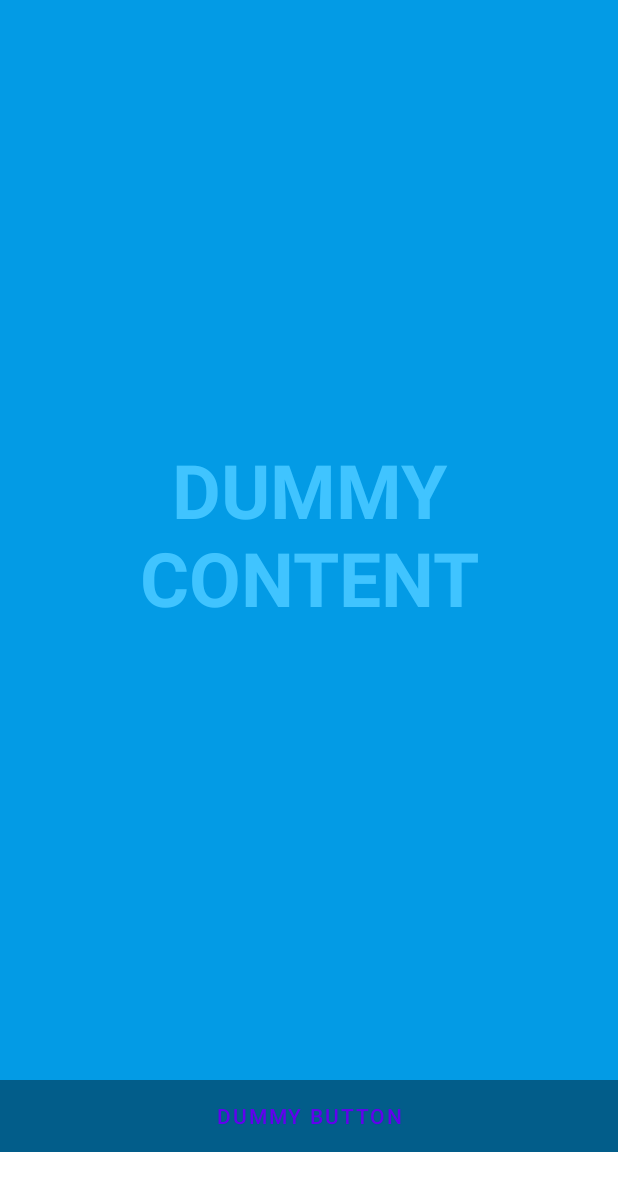
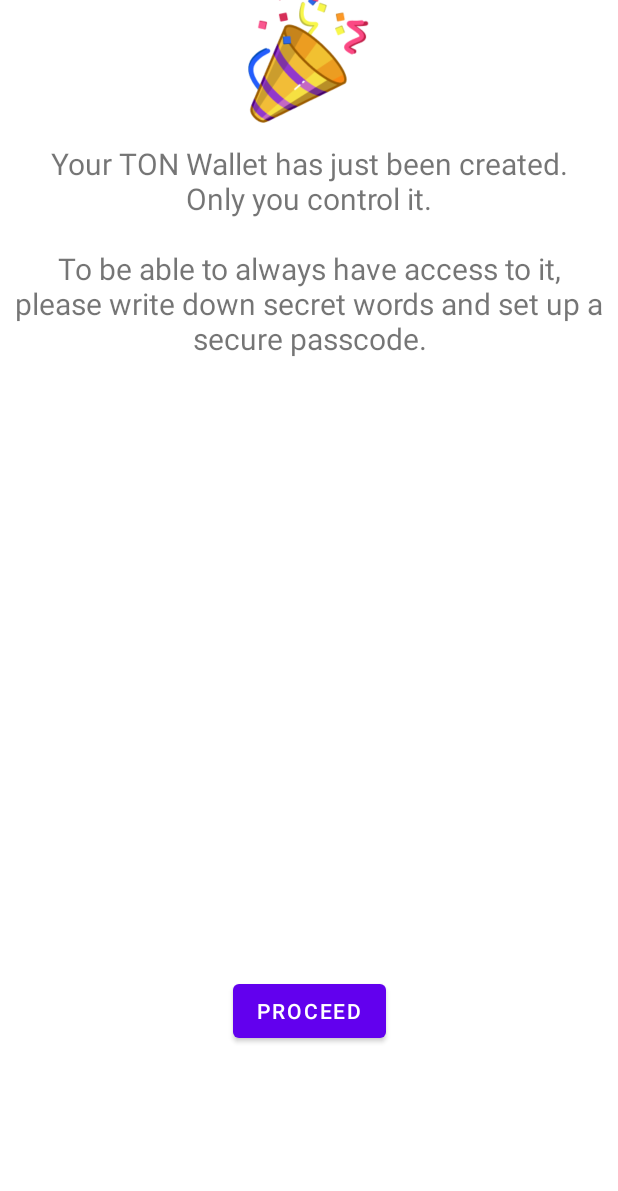
Before and after one commit to maxistar/tonwalletapp, an Android app: the StartWalletFragment screen opened directly, with no data from a screen before it, on a phone screen of 412 x 824 dp. Shown: the top 1191 px of the screen. Run offline under Robolectric (Android 15) with nearby library versions, the phone set to English and light mode, and no system bars.

Commit message:
format start wallet dialog, add confirmation dialog

```diff
--- a/app/src/main/java/com/example/tonwalletactivities/ui/create_wallet/CreateWalletFragment.kt
+++ b/app/src/main/java/com/example/tonwalletactivities/ui/create_wallet/CreateWalletFragment.kt
@@ -1,12 +1,17 @@
 package com.example.tonwalletactivities.ui.create_wallet
 
+import android.content.Context
+import android.content.DialogInterface
+import android.content.res.Resources
 import androidx.lifecycle.ViewModelProvider
 import android.os.Bundle
 import androidx.fragment.app.Fragment
 import android.view.LayoutInflater
 import android.view.View
 import android.view.ViewGroup
+import android.widget.Button
 import android.widget.TextView
+import androidx.appcompat.app.AlertDialog
 import com.example.tonwalletactivities.R
 
 class CreateWalletFragment : Fragment() {
@@ -85,7 +90,34 @@ class CreateWalletFragment : Fragment() {
             word23.text = words.get(23);
         }
 
+        val button = root.findViewById<Button>(R.id.button);
+
+        button.setOnClickListener {
+            showConfirmation(it.context)
+        }
+
         return root
     }
 
+    /**
+     * @throws NotFoundException
+     */
+    @Throws(Resources.NotFoundException::class)
+    private fun showConfirmation(context: Context) {
+        AlertDialog.Builder(context)
+            .setTitle(getResources().getString(R.string.create_wallet_confirmation_title))
+            .setMessage(
+                getResources().getString(R.string.create_wallet_confirmation_text)
+            )
+            .setPositiveButton(
+                getResources().getString(R.string.create_wallet_confirmation_skip_button),
+                DialogInterface.OnClickListener { dialog, which ->
+                    //Do Something Here
+                })
+            .setNegativeButton(
+                getResources().getString(R.string.create_wallet_confirmation_ok_sorry_button),
+                DialogInterface.OnClickListener { dialog, which ->
+                    //Do Something Here
+                }).show()
+    }
 }
--- a/app/src/main/java/com/example/tonwalletactivities/ui/create_wallet/StartWalletFragment.kt
+++ b/app/src/main/java/com/example/tonwalletactivities/ui/create_wallet/StartWalletFragment.kt
@@ -85,7 +85,7 @@ class StartWalletFragment : Fragment() {
         val root = inflater.inflate(R.layout.fragment_start_wallet, container, false)
 
 
-        val button = root.findViewById<Button>(R.id.dummy_button);
+        val button = root.findViewById<Button>(R.id.button);
 
         button.setOnClickListener { gotoNextFragment() }
 
--- a/app/src/main/res/layout/fragment_start_wallet.xml
+++ b/app/src/main/res/layout/fragment_start_wallet.xml
@@ -1,51 +1,66 @@
 <?xml version="1.0" encoding="utf-8"?>
-<FrameLayout xmlns:android="http://schemas.android.com/apk/res/android"
+<androidx.constraintlayout.widget.ConstraintLayout xmlns:android="http://schemas.android.com/apk/res/android"
+    xmlns:app="http://schemas.android.com/apk/res-auto"
     xmlns:tools="http://schemas.android.com/tools"
     android:layout_width="match_parent"
     android:layout_height="match_parent"
-    android:background="?attr/fullscreenBackgroundColor"
-    android:theme="@style/ThemeOverlay.TonWalletActivities.FullscreenContainer"
-    tools:context=".ui.create_wallet.StartWalletFragment">
+    tools:context=".ui.home.HomeFragment">
 
-    <!-- The primary full-screen view. This can be replaced with whatever view
-         is needed to present your content, e.g. VideoView, SurfaceView,
-         TextureView, etc. -->
     <TextView
-        android:id="@+id/fullscreen_content"
+        android:id="@+id/ton_wallet_title"
         android:layout_width="match_parent"
-        android:layout_height="match_parent"
-        android:gravity="center"
-        android:keepScreenOn="true"
-        android:text="@string/dummy_content"
-        android:textColor="?attr/fullscreenTextColor"
-        android:textSize="50sp"
-        android:textStyle="bold" />
+        android:layout_height="wrap_content"
+        android:layout_marginStart="8dp"
+        android:layout_marginTop="8dp"
+        android:layout_marginEnd="8dp"
+        android:textAlignment="center"
+        app:layout_constraintTop_toTopOf="parent"
+        android:textSize="20sp"
+        android:text="@string/screen2_title"
+        />
 
-    <!-- This FrameLayout insets its children based on system windows using
-         android:fitsSystemWindows. -->
-    <FrameLayout
+    <LinearLayout
+        android:id="@+id/ton_image_layout"
+        android:layout_width="wrap_content"
+        android:layout_height="wrap_content"
+        android:layout_marginStart="8dp"
+        android:layout_marginTop="8dp"
+        android:layout_marginEnd="8dp"
+        app:layout_constraintLeft_toLeftOf="parent"
+        app:layout_constraintRight_toRightOf="parent"
+        app:layout_constraintTop_toBottomOf="@id/ton_wallet_title"
+        >
+        <ImageView
+            android:id="@+id/ton_wallet_logo"
+            android:layout_width="100dp"
+            android:layout_height="100dp"
+            tools:src="@drawable/hura"
+            android:src="@drawable/hura"
+            android:contentDescription="@string/ton_wallet" />
+    </LinearLayout>
+
+
+    <TextView
+        android:id="@+id/ton_wallet_description"
         android:layout_width="match_parent"
-        android:layout_height="match_parent"
-        android:fitsSystemWindows="true">
+        android:layout_height="wrap_content"
+        android:layout_marginStart="8dp"
+        android:layout_marginTop="8dp"
+        android:layout_marginEnd="8dp"
+        android:textAlignment="center"
+        android:textSize="20sp"
+        android:text="@string/screen2_text"
+        app:layout_constraintTop_toBottomOf="@id/ton_image_layout" />
 
-        <LinearLayout
-            android:id="@+id/fullscreen_content_controls"
-            style="@style/Widget.Theme.TonWalletActivities.ButtonBar.Fullscreen"
-            android:layout_width="match_parent"
-            android:layout_height="wrap_content"
-            android:layout_gravity="bottom|center_horizontal"
-            android:orientation="horizontal"
-            tools:ignore="UselessParent">
+    <Button
+        android:id="@+id/button"
+        android:layout_width="wrap_content"
+        android:layout_height="wrap_content"
+        android:text="@string/screen2_button"
+        app:layout_constraintLeft_toLeftOf="parent"
+        app:layout_constraintRight_toRightOf="parent"
+        app:layout_constraintBottom_toBottomOf="parent"
+        android:layout_marginBottom="70dp"
+        />
 
-            <Button
-                android:id="@+id/dummy_button"
-                style="?android:attr/buttonBarButtonStyle"
-                android:layout_width="0dp"
-                android:layout_height="wrap_content"
-                android:layout_weight="1"
-                android:text="@string/dummy_button" />
-
-        </LinearLayout>
-    </FrameLayout>
-
-</FrameLayout>
+</androidx.constraintlayout.widget.ConstraintLayout>
--- a/app/src/main/res/values/strings.xml
+++ b/app/src/main/res/values/strings.xml
@@ -56,5 +56,10 @@
     <string name="dummy_button">Dummy Button</string>
     <string name="dummy_content">DUMMY\nCONTENT</string>
 
+    <string name="create_wallet_confirmation_title">Sure done?</string>
+    <string name="create_wallet_confirmation_text">You didn’t have enough time to
+write these words down.</string>
+    <string name="create_wallet_confirmation_skip_button">Skip</string>
+    <string name="create_wallet_confirmation_ok_sorry_button">OK, sorry</string>
 
 </resources>
```
